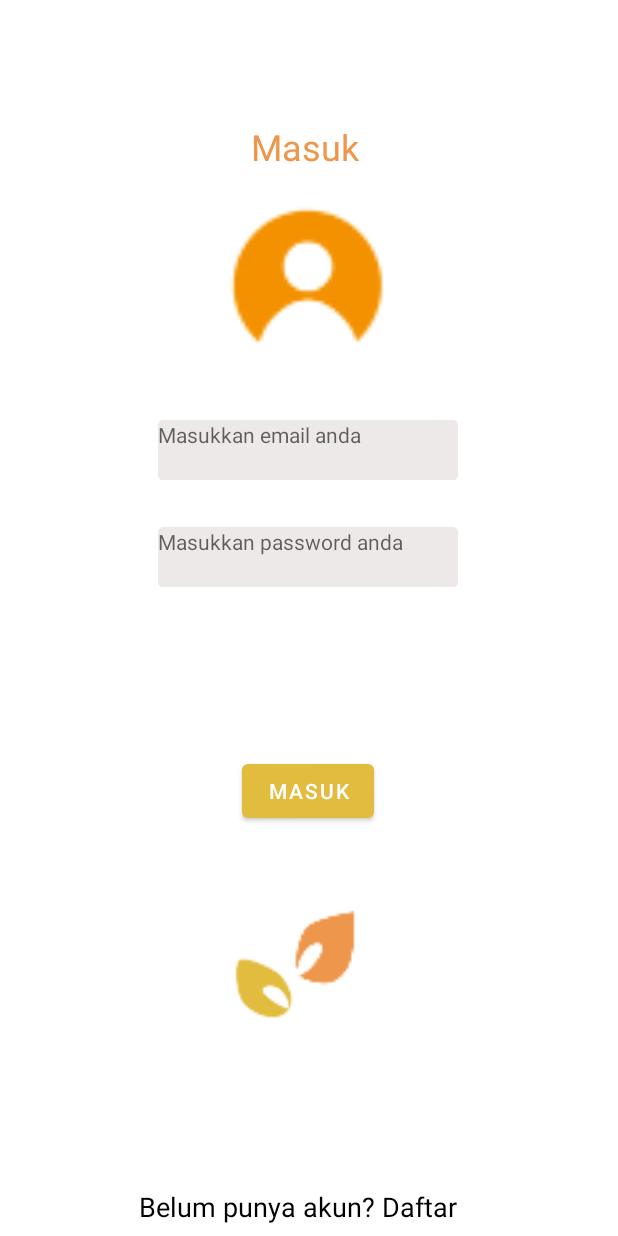
After one commit to zephyrzth/FP_PPB_Android, an Android app: the layout login.xml on its own in the app's theme, with its tools: preview values and no code run, on a phone screen of 412 x 824 dp. The commit adds this screen. Run offline under Robolectric (Android 15) with nearby library versions, the phone set to English and light mode, and no system bars.

Commit message:
add layout login register

```diff
--- /dev/null
+++ b/app/src/main/res/drawable/rectangle_abu.xml
@@ -0,0 +1,24 @@
+<!-- drawable/rectangle_1.xml -->
+<vector
+    xmlns:android="http://schemas.android.com/apk/res/android"
+    xmlns:aapt="http://schemas.android.com/aapt"
+    android:width="258dp"
+    android:height="45dp"
+    android:viewportWidth="258"
+    android:viewportHeight="45"
+    >
+
+    <group>
+
+        <clip-path
+            android:pathData="M4 0H254C256.209 0 258 1.79086 258 4V41C258 43.2091 256.209 45 254 45H4C1.79086 45 0 43.2091 0 41V4C0 1.79086 1.79086 0 4 0Z"
+            />
+
+        <path
+            android:pathData="M0 0V45H258V0"
+            android:fillColor="#EEE9E9"
+            />
+
+    </group>
+
+</vector>
--- /dev/null
+++ b/app/src/main/res/layout/login.xml
@@ -0,0 +1,124 @@
+<?xml version="1.0" encoding="utf-8"?>
+<androidx.constraintlayout.widget.ConstraintLayout xmlns:android="http://schemas.android.com/apk/res/android"
+    xmlns:app="http://schemas.android.com/apk/res-auto"
+    xmlns:tools="http://schemas.android.com/tools"
+    android:layout_width="match_parent"
+    android:layout_height="match_parent"
+    android:clipToOutline="true">
+
+    <TextView
+        android:layout_width="77dp"
+        android:layout_height="38dp"
+        android:layout_alignParentLeft="true"
+        android:layout_alignParentTop="true"
+        android:gravity="top"
+        android:lineSpacingExtra="10sp"
+        android:text="@string/masuk"
+        android:textAppearance="@style/masuk"
+        android:translationY="-4.9sp"
+        app:layout_constraintBottom_toTopOf="@+id/my_profile_orange"
+        app:layout_constraintEnd_toEndOf="parent"
+        app:layout_constraintStart_toStartOf="parent"
+        app:layout_constraintTop_toTopOf="parent"
+        app:layout_constraintVertical_bias="1.0" />
+
+    <ImageView
+        android:id="@+id/my_profile_orange"
+        android:layout_width="120dp"
+        android:layout_height="120dp"
+        android:layout_marginTop="124dp"
+        android:src="@drawable/my_profile_orange"
+        app:layout_constraintEnd_toEndOf="parent"
+        app:layout_constraintHorizontal_bias="0.498"
+        app:layout_constraintStart_toStartOf="parent"
+        app:layout_constraintTop_toTopOf="parent" />
+
+    <EditText
+        android:id="@+id/etEmail"
+        android:layout_width="200dp"
+        android:layout_height="40dp"
+        android:layout_alignParentLeft="true"
+        android:layout_alignParentTop="true"
+        android:layout_marginTop="36dp"
+        android:background="@drawable/rectangle_abu"
+        android:gravity="top"
+        android:hint="@string/email"
+        android:textAppearance="@style/email"
+        app:layout_constraintBottom_toBottomOf="parent"
+        app:layout_constraintEnd_toEndOf="parent"
+        app:layout_constraintHorizontal_bias="0.497"
+        app:layout_constraintStart_toStartOf="parent"
+        app:layout_constraintTop_toBottomOf="@+id/my_profile_orange"
+        app:layout_constraintVertical_bias="0.0" />
+
+    <EditText
+        android:id="@+id/etPassword"
+        android:layout_width="200dp"
+        android:layout_height="40dp"
+        android:layout_alignParentLeft="true"
+        android:layout_alignParentTop="true"
+        android:background="@drawable/rectangle_abu"
+        android:gravity="top"
+        android:hint="@string/password"
+        android:textAppearance="@style/password"
+        app:layout_constraintBottom_toBottomOf="parent"
+        app:layout_constraintEnd_toEndOf="parent"
+        app:layout_constraintHorizontal_bias="0.497"
+        app:layout_constraintStart_toStartOf="parent"
+        app:layout_constraintTop_toBottomOf="@+id/etEmail"
+        app:layout_constraintVertical_bias="0.067" />
+
+    <Button
+        android:id="@+id/btMasuk"
+        android:layout_width="wrap_content"
+        android:layout_height="wrap_content"
+        android:text="@string/masuk"
+        app:layout_constraintBottom_toBottomOf="parent"
+        app:layout_constraintEnd_toEndOf="parent"
+        app:layout_constraintHorizontal_bias="0.498"
+        app:layout_constraintStart_toStartOf="parent"
+        app:layout_constraintTop_toBottomOf="@+id/etPassword"
+        app:layout_constraintVertical_bias="0.291" />
+
+    <ImageView
+        android:layout_width="62dp"
+        android:layout_height="63dp"
+        android:layout_alignParentLeft="true"
+        android:layout_alignParentTop="true"
+        android:src="@drawable/daun_orange"
+        app:layout_constraintBottom_toBottomOf="parent"
+        app:layout_constraintEnd_toEndOf="parent"
+        app:layout_constraintHorizontal_bias="0.535"
+        app:layout_constraintStart_toStartOf="parent"
+        app:layout_constraintTop_toBottomOf="@+id/btMasuk"
+        app:layout_constraintVertical_bias="0.243" />
+
+    <ImageView
+        android:layout_width="62dp"
+        android:layout_height="63dp"
+        android:layout_alignParentLeft="true"
+        android:layout_alignParentTop="true"
+        android:src="@drawable/daun_hijau"
+        app:layout_constraintBottom_toBottomOf="parent"
+        app:layout_constraintEnd_toEndOf="parent"
+        app:layout_constraintHorizontal_bias="0.415"
+        app:layout_constraintStart_toStartOf="parent"
+        app:layout_constraintTop_toBottomOf="@+id/btMasuk"
+        app:layout_constraintVertical_bias="0.364" />
+
+    <TextView
+        android:id="@+id/belum_punya"
+        android:layout_width="226dp"
+        android:layout_height="28dp"
+        android:layout_alignParentLeft="true"
+        android:layout_alignParentTop="true"
+        android:layout_marginBottom="4dp"
+        android:gravity="top"
+        android:text="@string/belum_punya"
+        android:textAppearance="@style/belum_punya"
+        app:layout_constraintBottom_toBottomOf="parent"
+        app:layout_constraintEnd_toEndOf="parent"
+        app:layout_constraintHorizontal_bias="0.497"
+        app:layout_constraintStart_toStartOf="parent" />
+
+</androidx.constraintlayout.widget.ConstraintLayout>
--- a/app/src/main/res/values/strings.xml
+++ b/app/src/main/res/values/strings.xml
@@ -10,6 +10,12 @@
     <string name="tflite">tflite</string>
     <string name="nnapi">NNAPI</string>
     <string name="threads">Threads:</string>
+
+    <!--    bagian login-->
+    <string name="masuk">Masuk</string>
+    <string name="email">Masukkan email anda</string>
+    <string name="password">Masukkan password anda</string>
+    <string name="belum_punya">Belum punya akun? Daftar</string>
 
     <string name="model">Model:</string>
     <string-array name="models">
--- a/app/src/main/res/values/styles.xml
+++ b/app/src/main/res/values/styles.xml
@@ -17,4 +17,46 @@
         <item name="android:windowActionBarOverlay">true</item>
         <item name="windowActionBarOverlay">true</item>
     </style>
+
+    <!--
+      Font family: Public Sans
+      Line height: 38sp
+      (identical to box height)
+      translationY 4.9sp compensates for the line height adjustment of text
+    -->
+    <style name="masuk">
+        <item name="android:textSize">24sp</item>
+        <item name="android:textColor">#EE964B</item>
+    </style>
+
+    <!--
+      Font family: Public Sans
+      Line height: 16sp
+    -->
+    <!-- styles.xml -->
+    <style name="email">
+        <item name="android:textSize">14sp</item>
+        <item name="android:textColor">#757373</item>
+        <item name="android:textAlignment">center</item>
+    </style>
+
+    <style name="password">
+        <item name="android:textSize">14sp</item>
+        <item name="android:textColor">#757373</item>
+        <item name="android:textAlignment">center</item>
+    </style>
+
+    <!--
+      Font family: Public Sans
+      Line height: 33sp
+    -->
+    <!-- styles.xml -->
+    <style name="belum_punya">
+        <item name="android:textSize">18sp</item>
+        <item name="android:textColor">#000000</item>
+    </style>
+
+
+
+
 </resources>
```
Also changed, not shown: app/src/main/res/drawable/rectangle_orange.xml (added, +24 -0 lines), app/src/main/res/drawable/rectangle_putih.xml (added, +24 -0 lines), app/src/main/res/layout/registrasi.xml (added, +118 -0 lines), app/src/main/res/drawable-xxhdpi/beras_kencur.png (added), app/src/main/res/drawable-xxhdpi/cabe_puyeng.png (added), app/src/main/res/drawable-xxhdpi/daun_hijau.png (added), app/src/main/res/drawable-xxhdpi/daun_orange.png (added), app/src/main/res/drawable-xxhdpi/matcha_ginger.png (added), app/src/main/res/drawable-xxhdpi/my_profile_orange.png (added), app/src/main/res/drawable-xxhdpi/pahitan.png (added), app/src/main/res/drawable-xxhdpi/sinom.png (added), app/src/main/res/drawable-xxhdpi/temulawak.png (added), app/src/main/res/layout/activity_maps.xml (line endings or trailing spaces).
